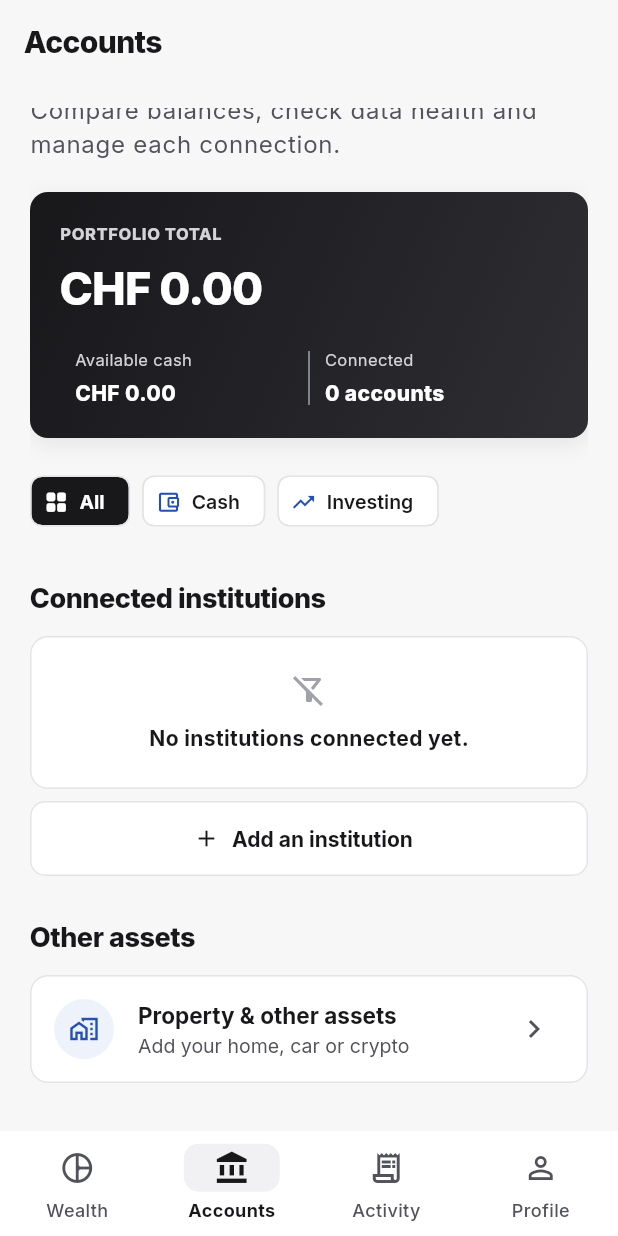
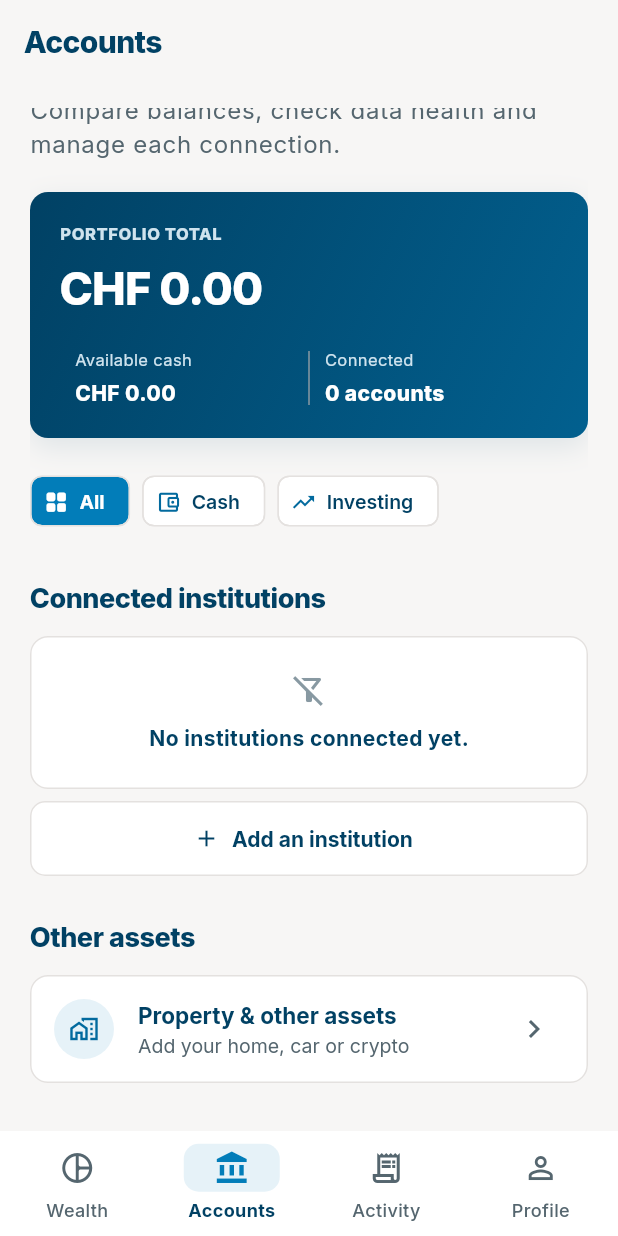
Before and after one commit to JoanMarti/finora-mvp, a Flutter app: the AccountsScreen screen opened by its route, scrolled down 82 dp, on a phone screen of 412 x 824 dp. Run offline on Flutter 3.47's test engine with Material 3 defaults, Android fonts, the phone set to English and light mode, and no system bars; our stand-ins replace flutter_riverpod, go_router, shared_preferences; accounts and stored records are empty; generated files the repository leaves out were written again.

Commit message:
style: brand palette in a light, fresh direction
- Navy #014164 for text, blue #027DB9 as the single accent, warm grey
  #EFEDEC for fills and a lighter off-white canvas, white cards, brand
  slate #8899A2 for decoration with a darker shade for readable text.
- Bright blue hero for the net worth, navy-to-blue summary cards, soft
  blue navigation indicator and blue selected chips and segments.

Co-Authored-By: Claude Opus 5.5 <noreply@anthropic.com>
Claude-Session: https://claude.ai/code/session_018sDoWZcSNbhrcsDwRorgNS

```diff
--- a/lib/app/theme.dart
+++ b/lib/app/theme.dart
@@ -1,40 +1,57 @@
 import 'package:flutter/material.dart';
 
-// Finora design tokens: neutral greys (zinc), one calm accent blue and
-// semantic colours with AA contrast on white. Kept deliberately sober so the
-// same tokens work in other contexts (web, documents, partner screens).
+// Finora design tokens, built on the brand palette
+//   #014164 navy · #027DB9 blue · #EFEDEC warm grey · #8899A2 slate · #FFFFFF
+// in a light, fresh direction: warm off-white canvas, white cards, navy
+// text and one bright blue accent. Derived shades keep AA contrast.
 const finoraWhite = Color(0xFFFFFFFF);
-const finoraSilver = Color(0xFFD4D4D8);
-const finoraSlate = Color(0xFFA1A1AA);
-const finoraInk = Color(0xFF18181B);
-const finoraBlue = Color(0xFF2B59C3);
+const finoraNavy = Color(0xFF014164);
+const finoraWarmGrey = Color(0xFFEFEDEC);
 
-const finoraCanvas = Color(0xFFF7F7F8);
-const finoraBorder = Color(0xFFE4E4E7);
-const finoraSoftBlue = Color(0xFFEEF2FA);
-const finoraMutedInk = Color(0xFF52525B);
-const finoraBlueText = Color(0xFF2450B5);
-const finoraGreen = Color(0xFF15803D);
-const finoraMint = Color(0xFFF0F7F2);
-const finoraWarning = Color(0xFFA16207);
-const finoraDanger = Color(0xFFB91C1C);
+/// Light text on blue and navy surfaces.
+const finoraSilver = Color(0xFFCFE3EE);
 
-/// Fill for inputs, chips and quiet surfaces.
-const finoraFill = Color(0xFFF1F1F3);
+/// Brand slate, for icons, dividers and decoration (not for small text).
+const finoraSlate = Color(0xFF8899A2);
 
-/// Graphite for the main hero (net worth): a barely visible gradient.
+/// Main text colour: the brand navy.
+const finoraInk = finoraNavy;
+
+/// Accent: the brand blue (4.6:1 on white).
+const finoraBlue = Color(0xFF027DB9);
+
+const finoraCanvas = Color(0xFFF7F6F5);
+const finoraBorder = Color(0xFFE4E1DF);
+const finoraSoftBlue = Color(0xFFE6F2F8);
+
+/// Secondary text: a darker slate that stays readable on white.
+const finoraMutedInk = Color(0xFF55666F);
+const finoraBlueText = Color(0xFF026A9E);
+const finoraGreen = Color(0xFF12805C);
+const finoraMint = Color(0xFFE7F5EF);
+const finoraWarning = Color(0xFFA15C07);
+const finoraDanger = Color(0xFFC0392B);
+
+/// Fill for inputs, chips and quiet surfaces: the brand warm grey.
+const finoraFill = finoraWarmGrey;
+
+/// Bright blue for the main hero (net worth).
 const finoraBrandGradient = LinearGradient(
   begin: Alignment.topLeft,
   end: Alignment.bottomRight,
-  colors: [Color(0xFF18181B), Color(0xFF2E2E33)],
+  colors: [Color(0xFF027DB9), Color(0xFF1597D3)],
 );
 
-/// Same graphite for summary cards on detail screens.
-const finoraInkGradient = finoraBrandGradient;
+/// Navy to blue for summary cards on detail screens.
+const finoraInkGradient = LinearGradient(
+  begin: Alignment.topLeft,
+  end: Alignment.bottomRight,
+  colors: [Color(0xFF014164), Color(0xFF02608F)],
+);
 
 /// Subtle neutral shadow for raised elements.
 const finoraShadow = [
-  BoxShadow(color: Color(0x14000000), blurRadius: 12, offset: Offset(0, 4)),
+  BoxShadow(color: Color(0x1A014164), blurRadius: 16, offset: Offset(0, 6)),
 ];
 
 /// Corner radii: cards and sheets, controls, and small tags.
@@ -182,7 +199,7 @@ ThemeData buildFinoraTheme() {
     ),
     chipTheme: const ChipThemeData(
       backgroundColor: finoraWhite,
-      selectedColor: finoraInk,
+      selectedColor: finoraBlue,
       secondaryLabelStyle: TextStyle(
         fontFamily: 'Inter',
         color: finoraWhite,
@@ -205,7 +222,7 @@ ThemeData buildFinoraTheme() {
       style: ButtonStyle(
         backgroundColor: WidgetStateProperty.resolveWith(
           (states) => states.contains(WidgetState.selected)
-              ? finoraInk
+              ? finoraBlue
               : finoraWhite,
         ),
         foregroundColor: WidgetStateProperty.resolveWith(
@@ -301,14 +318,14 @@ ThemeData buildFinoraTheme() {
       backgroundColor: finoraWhite,
       surfaceTintColor: Colors.transparent,
       elevation: 0,
-      indicatorColor: finoraFill,
+      indicatorColor: finoraSoftBlue,
       indicatorShape: const RoundedRectangleBorder(
         borderRadius: BorderRadius.all(Radius.circular(finoraRadiusControl)),
       ),
       iconTheme: WidgetStateProperty.resolveWith((states) {
         return IconThemeData(
           color: states.contains(WidgetState.selected)
-              ? finoraInk
+              ? finoraBlue
               : finoraMutedInk,
           size: 24,
         );
```
